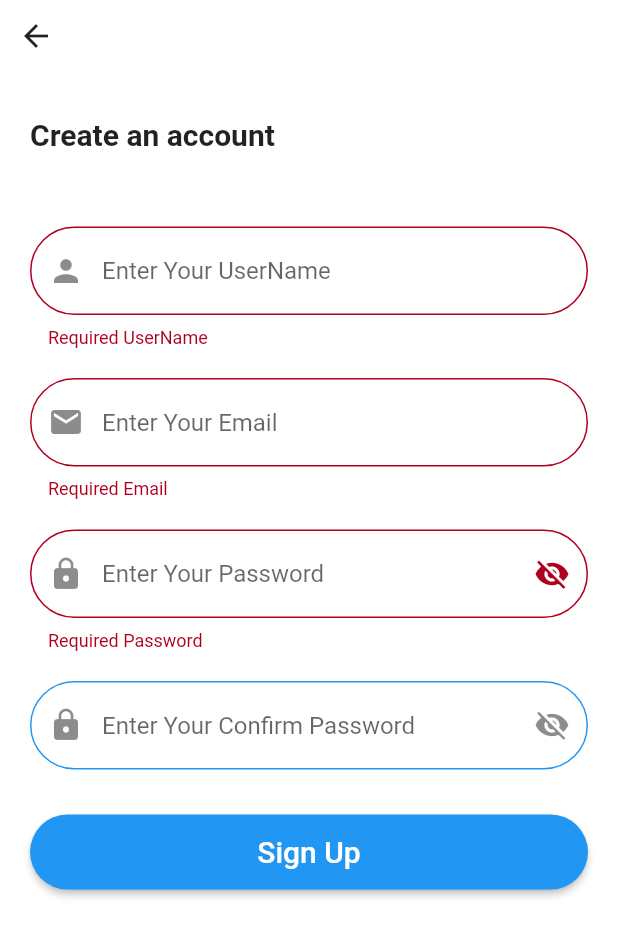
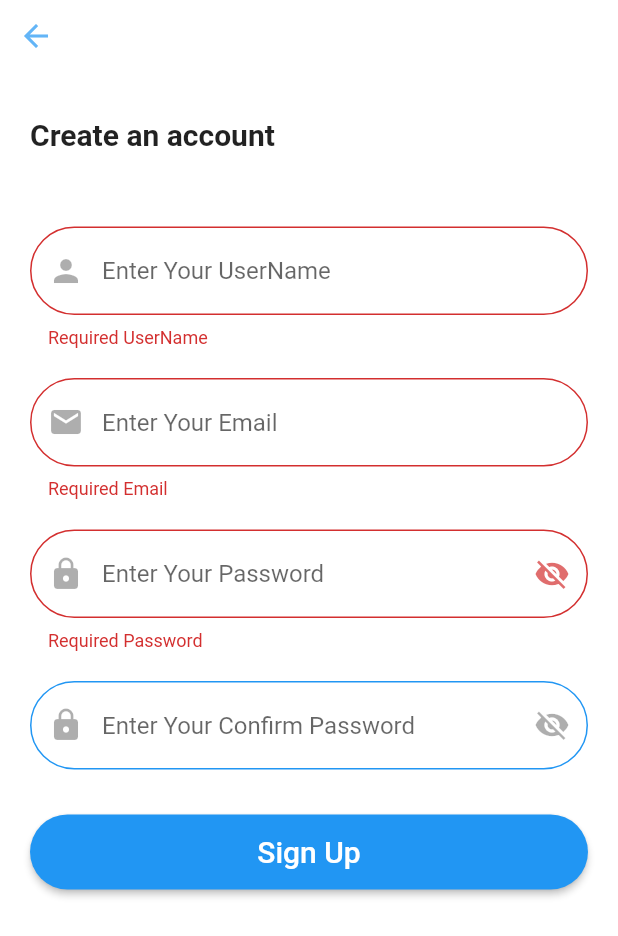
Before and after one commit to mohamedyossif/Chatex, a Flutter app: the Register screen opened by its route, after a tap on "Sign Up", on a phone screen of 412 x 824 dp. Shown: the top 936 px of the screen. Run offline on Flutter 3.47's test engine with Material 2 defaults, Android fonts, the light colour scheme and no system bars; our stand-ins replace animated_text_kit, cloud_firestore, firebase_auth, firebase_core, shared_preferences; accounts and stored records are empty.

Commit message:
dark mode added

```diff
--- a/lib/component/chat_title.dart
+++ b/lib/component/chat_title.dart
@@ -33,8 +33,10 @@ class _ChatTitleState extends State<ChatTitle> {
               Container(
                 child: ListTile(
                   leading: CircleAvatar(
+                    backgroundColor: Theme.of(context).accentColor,
                     child: Text(
                       widget.userName.substring(0, 1),
+                      style: TextStyle(fontSize: 25, color: Colors.white),
                     ),
                   ),
                   title: Text(widget.userName),
--- a/lib/component/reused_button.dart
+++ b/lib/component/reused_button.dart
@@ -1,20 +1,17 @@
 import 'package:flutter/material.dart';
-Widget reusedButton({required nameButton,required  onPress})
-{
+
+Widget reusedButton({required nameButton, required onPress}) {
   return ElevatedButton(
     child: Text(
       nameButton,
       style: TextStyle(color: Colors.white, fontSize: 20.0),
     ),
     style: ButtonStyle(
-        backgroundColor:
-        MaterialStateProperty.all<Color>(Colors.blue),
-        shape:
-        MaterialStateProperty.all<RoundedRectangleBorder>(
-          RoundedRectangleBorder(
-            borderRadius: BorderRadius.circular(30.0),
-          ),
-        )),
+        shape: MaterialStateProperty.all<RoundedRectangleBorder>(
+      RoundedRectangleBorder(
+        borderRadius: BorderRadius.circular(30.0),
+      ),
+    )),
     onPressed: onPress,
   );
 }
--- a/lib/component/theme/theme.dart
+++ b/lib/component/theme/theme.dart
@@ -4,20 +4,34 @@ import 'package:provider/provider.dart';
 class MyTheme {
   static final darkTheme = ThemeData(
       scaffoldBackgroundColor: Colors.grey.shade900,
+      inputDecorationTheme: InputDecorationTheme(fillColor: Colors.deepPurple),
       colorScheme: ColorScheme.dark(),
+      iconTheme: IconThemeData(color: Colors.deepPurple, opacity: 0.7),
       appBarTheme: AppBarTheme(
         color: Colors.deepPurple,
       ),
-    accentColor: Colors.blue,
-  );
+      buttonColor: Colors.deepPurple[700],
+      accentColor: Colors.deepPurple,
+      elevatedButtonTheme: ElevatedButtonThemeData(
+          style: ButtonStyle(
+              backgroundColor:
+                  MaterialStateProperty.all<Color>(Colors.deepPurple))),
+      floatingActionButtonTheme: FloatingActionButtonThemeData(
+          backgroundColor: Colors.deepPurple, foregroundColor: Colors.white));
   static final ligthTheme = ThemeData(
       scaffoldBackgroundColor: Colors.white,
-    colorScheme: ColorScheme.light(),
+      iconTheme: IconThemeData(color: Colors.blue, opacity: 0.7),
+      inputDecorationTheme: InputDecorationTheme(),
       appBarTheme: AppBarTheme(
         color: Colors.blue,
       ),
+      buttonColor: Colors.blue[700],
       accentColor: Colors.blue,
-  );
+      elevatedButtonTheme: ElevatedButtonThemeData(
+          style: ButtonStyle(
+              backgroundColor: MaterialStateProperty.all<Color>(Colors.blue))),
+      floatingActionButtonTheme: FloatingActionButtonThemeData(
+          backgroundColor: Colors.blue, foregroundColor: Colors.black));
 }
 
 class ThemeProvider extends ChangeNotifier {
@@ -36,6 +50,8 @@ class ChangeThemeWidget extends StatelessWidget {
   Widget build(BuildContext context) {
     ThemeProvider themeProvider = Provider.of<ThemeProvider>(context);
     return Switch.adaptive(
+        activeColor: Colors.deepPurple,
+        inactiveThumbColor: Colors.blue,
         value: themeProvider.isDarkMode,
         onChanged: (value) {
           themeProvider.toggoleTheme(value);
--- a/lib/screens/chat.dart
+++ b/lib/screens/chat.dart
@@ -37,7 +37,7 @@ class _ChatState extends State<Chat> {
           Expanded(
             child: TextField(
                 controller: messageController,
-                decoration: kFieldTextStyleChat.copyWith(
+                decoration: kFieldTextStyleChat(context).copyWith(
                     suffixIcon: IconButton(
                   onPressed: () {
                     sendMessage();
@@ -61,8 +61,10 @@ class _ChatState extends State<Chat> {
               icon: Icon(Icons.arrow_back_outlined),
             ),
             CircleAvatar(
+              backgroundColor: Theme.of(context).buttonColor,
               child: Text(
                 widget.userName!.substring(0, 1),
+                style: TextStyle(fontSize: 25, color: Colors.white),
               ),
             ),
           ],
--- a/lib/screens/drawer.dart
+++ b/lib/screens/drawer.dart
@@ -21,12 +21,13 @@ Widget buildDrawer(BuildContext context) {
             height: 20,
           ),
           CircleAvatar(
+            backgroundColor: Theme.of(context).accentColor,
             radius: 40,
             child: myName == ''
                 ? Text(' ')
                 : Text(
                     myName.substring(0, 1),
-                    style: TextStyle(fontSize: 50),
+                    style: TextStyle(fontSize: 50, color: Colors.white),
                   ),
           ),
           SizedBox(
@@ -35,6 +36,7 @@ Widget buildDrawer(BuildContext context) {
           ListTile(
             leading: Icon(
               Icons.person,
+              color: Theme.of(context).accentColor.withOpacity(0.85),
               size: 35,
             ),
             title: Text(
@@ -48,6 +50,7 @@ Widget buildDrawer(BuildContext context) {
           ListTile(
             leading: Icon(
               Icons.email,
+              color: Theme.of(context).accentColor.withOpacity(0.85),
               size: 35,
             ),
             title: Text(
@@ -61,6 +64,7 @@ Widget buildDrawer(BuildContext context) {
           ListTile(
             leading: Icon(
               Icons.logout,
+              color: Theme.of(context).accentColor.withOpacity(0.85),
               size: 35,
             ),
             title: Text(
--- a/lib/screens/register.dart
+++ b/lib/screens/register.dart
@@ -59,7 +59,7 @@ class _RegisterState extends State<Register> {
                           ///check name is not empty
                           validator: (value) =>
                               value!.isEmpty ? 'Required UserName' : null,
-                          decoration: kFieldTextStyle.copyWith(
+                          decoration: kFieldTextStyle(context).copyWith(
                               hintText: 'Enter Your UserName',
                               prefixIcon: Icon(Icons.person)),
                         ),
@@ -85,7 +85,7 @@ class _RegisterState extends State<Register> {
                           },
                           controller: _emailController,
                           keyboardType: TextInputType.emailAddress,
-                          decoration: kFieldTextStyle.copyWith(
+                          decoration: kFieldTextStyle(context).copyWith(
                               hintText: 'Enter Your Email',
                               prefixIcon: Icon(Icons.email)),
                         ),
@@ -105,7 +105,7 @@ class _RegisterState extends State<Register> {
                             return null;
                           },
                           obscureText: !visibility,
-                          decoration: kFieldTextStyle.copyWith(
+                          decoration: kFieldTextStyle(context).copyWith(
                               suffixIcon: IconButton(
                                 icon: visibility
                                     ? Icon(Icons.visibility)
@@ -149,7 +149,7 @@ class _RegisterState extends State<Register> {
                             }
                           },
                           obscureText: !visibility,
-                          decoration: kFieldTextStyle.copyWith(
+                          decoration: kFieldTextStyle(context).copyWith(
                             suffix: _icon,
                             suffixIcon: IconButton(
                                 onPressed: () {
@@ -179,20 +179,23 @@ class _RegisterState extends State<Register> {
                                   'name': _userNameController.text,
                                   "email": _emailController.text,
                                 };
+
                                 /// save my data to Shared Preferences
-                                SharedPreferencesDatabase.saveUserEmailKey(_emailController.text);
-                                SharedPreferencesDatabase.saveUserNameKey(_userNameController.text);
+                                SharedPreferencesDatabase.saveUserEmailKey(
+                                    _emailController.text);
+                                SharedPreferencesDatabase.saveUserNameKey(
+                                    _userNameController.text);
                                 authFirebaseMethods
                                     .signUp(context, _emailController.text,
                                         _password1Controller.text)
                                     .then((value) {
-                                  SharedPreferencesDatabase.saveUserLoggedInKey(false);
+                                  SharedPreferencesDatabase.saveUserLoggedInKey(
+                                      false);
 
                                   fireStoreDatabaseMethods
                                       .upLoadProfile(userInfo);
                                   Navigator.of(context)
                                       .pushReplacementNamed(ChatList.id);
-
                                 });
                               }
                             },
--- a/lib/utilities/constant.dart
+++ b/lib/utilities/constant.dart
@@ -32,31 +32,31 @@ TextStyle kChatText = TextStyle(
   fontWeight: FontWeight.bold,
   color: Colors.green[50],
 );
-InputDecoration kFieldTextStyleChat = InputDecoration(
+InputDecoration kFieldTextStyleChat(context) => InputDecoration(
       hintText: 'Type a message',
       border: OutlineInputBorder(
         borderRadius: BorderRadius.circular(0.0),
       ),
       enabledBorder: OutlineInputBorder(
-    borderSide: BorderSide(color: Colors.blue),
+        borderSide: BorderSide(color: Theme.of(context).accentColor),
         borderRadius: BorderRadius.circular(0.0),
       ),
       focusedBorder: OutlineInputBorder(
-    borderSide: BorderSide(color: Colors.blue, width: 1),
+        borderSide: BorderSide(color: Theme.of(context).accentColor, width: 1),
         borderRadius: BorderRadius.circular(0.0),
       ),
     );
 
-InputDecoration kFieldTextStyle = InputDecoration(
+InputDecoration kFieldTextStyle(context) => InputDecoration(
       border: OutlineInputBorder(
         borderRadius: BorderRadius.circular(30.0),
       ),
       enabledBorder: OutlineInputBorder(
-    borderSide: BorderSide(color: Colors.blue),
+        borderSide: BorderSide(color: Theme.of(context).accentColor),
         borderRadius: BorderRadius.circular(30.0),
       ),
       focusedBorder: OutlineInputBorder(
-    borderSide: BorderSide(color: Colors.blue, width: 1),
+        borderSide: BorderSide(color: Theme.of(context).accentColor, width: 1),
         borderRadius: BorderRadius.circular(30.0),
       ),
       hintText: 'Enter Your Email',
```
Also changed, not shown: lib/component/reused_icon_button_appbar.dart (+5 -8 lines), lib/screens/chat_list.dart (+7 -25 lines), lib/screens/login.dart (+9 -5 lines), lib/screens/search.dart (+5 -2 lines). Lines whose indentation alone changed are shown as unchanged.
